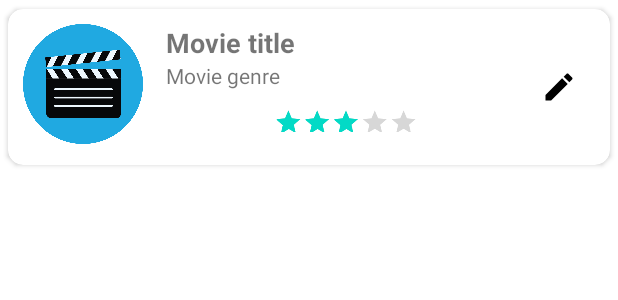
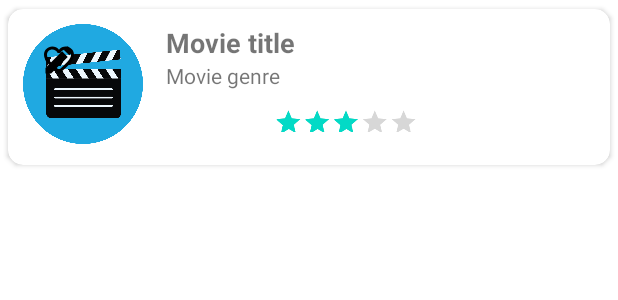
Before and after one commit to JoshF1231/ReelyGoodMovies, an Android app: the layout item_layout.xml on its own in the app's theme, with its tools: preview values and no code run, on a phone screen of 412 x 824 dp. Shown: the top 300 px of the screen. Run offline under Robolectric (Android 15) with nearby library versions, the phone set to English and light mode, and no system bars.

Commit message:
added favorite image button

```diff
--- /dev/null
+++ b/app/src/main/res/drawable/baseline_favorite_24.xml
@@ -0,0 +1,5 @@
+<vector xmlns:android="http://schemas.android.com/apk/res/android" android:height="24dp" android:tint="#000000" android:viewportHeight="24" android:viewportWidth="24" android:width="24dp">
+
+    <path android:fillColor="@android:color/white" android:pathData="M12,21.35l-1.45,-1.32C5.4,15.36 2,12.28 2,8.5 2,5.42 4.42,3 7.5,3c1.74,0 3.41,0.81 4.5,2.09C13.09,3.81 14.76,3 16.5,3 19.58,3 22,5.42 22,8.5c0,3.78 -3.4,6.86 -8.55,11.54L12,21.35z"/>
+
+</vector>
--- /dev/null
+++ b/app/src/main/res/drawable/baseline_favorite_border_24.xml
@@ -0,0 +1,5 @@
+<vector xmlns:android="http://schemas.android.com/apk/res/android" android:height="24dp" android:tint="#000000" android:viewportHeight="24" android:viewportWidth="24" android:width="24dp">
+
+    <path android:fillColor="@android:color/white" android:pathData="M16.5,3c-1.74,0 -3.41,0.81 -4.5,2.09C10.91,3.81 9.24,3 7.5,3 4.42,3 2,5.42 2,8.5c0,3.78 3.4,6.86 8.55,11.54L12,21.35l1.45,-1.32C18.6,15.36 22,12.28 22,8.5 22,5.42 19.58,3 16.5,3zM12.1,18.55l-0.1,0.1 -0.1,-0.1C7.14,14.24 4,11.39 4,8.5 4,6.5 5.5,5 7.5,5c1.54,0 3.04,0.99 3.57,2.36h1.87C13.46,5.99 14.96,5 16.5,5c2,0 3.5,1.5 3.5,3.5 0,2.89 -3.14,5.74 -7.9,10.05z"/>
+
+</vector>
--- a/app/src/main/res/layout/item_layout.xml
+++ b/app/src/main/res/layout/item_layout.xml
@@ -61,7 +61,7 @@
 
         </LinearLayout>
 
-    </androidx.constraintlayout.widget.ConstraintLayout>
+
 
         <ImageButton
             android:id="@+id/ib_item_edit_"
@@ -72,5 +72,16 @@
             android:contentDescription="@string/edit_movie_bt"
             android:src="@drawable/baseline_edit_24" />
 
+    <ImageButton
+        android:id="@+id/ib_item_favorite_"
+        android:layout_width="48dp"
+        android:layout_height="48dp"
+        android:layout_gravity="center"
+        android:background="@null"
+        android:contentDescription="@string/edit_movie_bt"
+        android:src="@drawable/baseline_favorite_border_24" />
+
+    </androidx.constraintlayout.widget.ConstraintLayout>
+
 
 </androidx.cardview.widget.CardView>
```
